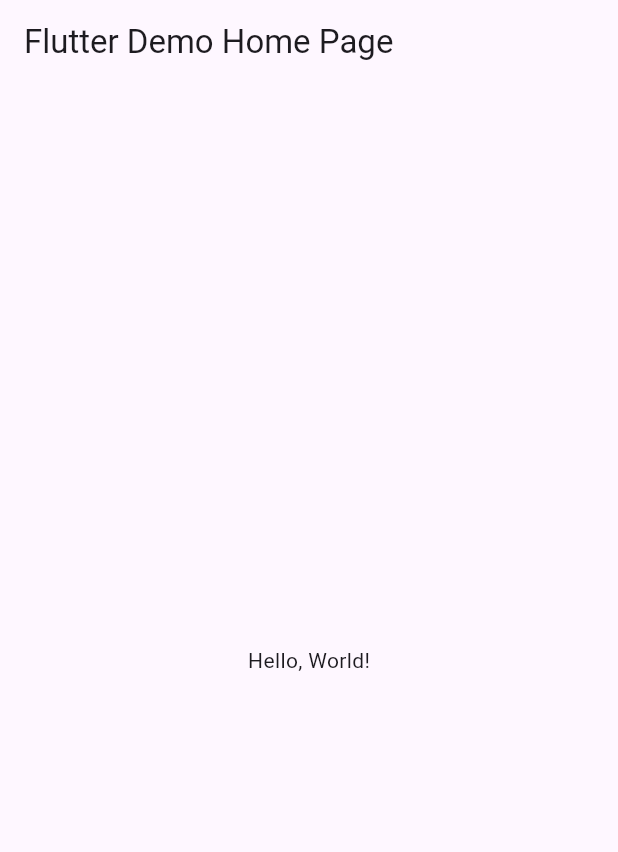
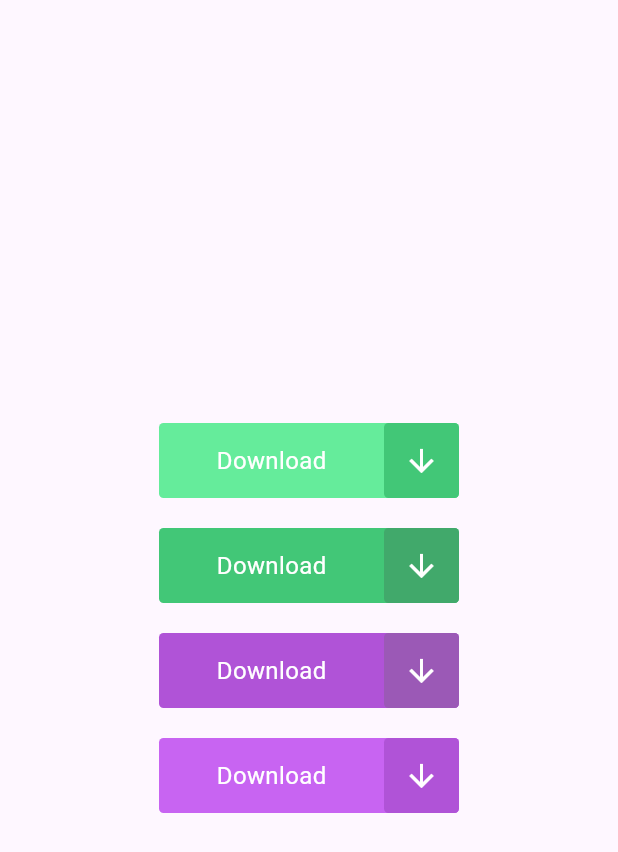
Before and after one commit to Alondra-Ramirez-Sandoval-1092/act8_android_1092, a Flutter app: the screen it shows after launch, on a phone screen of 412 x 824 dp. Shown: the top 852 px of the screen. Run offline on Flutter 3.47's test engine with Material 3 defaults, Android fonts, the phone set to English and light mode, and no system bars.

Commit message:
la actividaaad 8

```diff
--- /dev/null
+++ b/lib/ButtonAnimation.dart
@@ -0,0 +1,156 @@
+import 'package:flutter/material.dart';
+
+class ButtonAnimation extends StatefulWidget {
+  final Color primaryColor;
+  final Color darkPrimaryColor;
+
+  const ButtonAnimation(this.primaryColor, this.darkPrimaryColor, {Key? key})
+      : super(key: key);
+
+  @override
+  _ButtonAnimationState createState() => _ButtonAnimationState();
+}
+
+class _ButtonAnimationState extends State<ButtonAnimation>
+    with TickerProviderStateMixin {
+  late AnimationController _animationController;
+  late AnimationController _scaleAnimationController;
+  late AnimationController _fadeAnimationController;
+
+  late Animation<double> _animation;
+  late Animation<double> _scaleAnimation;
+  late Animation<double> _fadeAnimation;
+
+  double buttonWidth = 200.0;
+  bool animationComplete = false;
+  double barColorOpacity = .6;
+
+  @override
+  void initState() {
+    super.initState();
+
+    _animationController =
+        AnimationController(vsync: this, duration: Duration(seconds: 3));
+
+    _scaleAnimationController =
+        AnimationController(vsync: this, duration: Duration(milliseconds: 300));
+
+    _fadeAnimationController =
+        AnimationController(vsync: this, duration: Duration(milliseconds: 400));
+
+    _fadeAnimation = Tween<double>(
+      begin: 1.0,
+      end: 0.0,
+    ).animate(_fadeAnimationController);
+
+    _scaleAnimation = Tween<double>(
+      begin: 1.0,
+      end: 1.05,
+    ).animate(_scaleAnimationController)
+      ..addStatusListener((status) {
+        if (status == AnimationStatus.completed) {
+          _scaleAnimationController.reverse();
+          _fadeAnimationController.forward();
+          _animationController.forward();
+        }
+      });
+
+    _animation = Tween<double>(begin: 0.0, end: buttonWidth)
+        .animate(_animationController)
+      ..addStatusListener((status) {
+        if (status == AnimationStatus.completed) {
+          setState(() {
+            animationComplete = true;
+            barColorOpacity = .0;
+          });
+        }
+      });
+  }
+
+  @override
+  void dispose() {
+    _animationController.dispose();
+    _fadeAnimationController.dispose();
+    _scaleAnimationController.dispose();
+    super.dispose();
+  }
+
+  @override
+  Widget build(BuildContext context) {
+    return Stack(
+      children: <Widget>[
+        AnimatedBuilder(
+          animation: _scaleAnimationController,
+          builder: (context, child) => Transform.scale(
+            scale: _scaleAnimation.value,
+            child: InkWell(
+              onTap: () {
+                _scaleAnimationController.forward();
+              },
+              child: Container(
+                width: 200,
+                height: 50,
+                decoration: BoxDecoration(
+                    color: widget.primaryColor,
+                    borderRadius: BorderRadius.circular(3)),
+                child: Row(
+                  children: <Widget>[
+                    Expanded(
+                      child: Align(
+                        child: animationComplete == false
+                            ? Text(
+                                "Download",
+                                style: TextStyle(
+                                    color: Colors.white, fontSize: 16),
+                              )
+                            : Icon(
+                                Icons.check,
+                                color: Colors.white,
+                              ),
+                      ),
+                    ),
+                    AnimatedBuilder(
+                      animation: _fadeAnimationController,
+                      builder: (context, child) => AnimatedContainer(
+                        duration: Duration(milliseconds: 300),
+                        width: _fadeAnimationController.isCompleted ? 0 : 50,
+                        height: 50,
+                        decoration: BoxDecoration(
+                            color: widget.darkPrimaryColor,
+                            borderRadius: BorderRadius.circular(3)),
+                        child: AnimatedOpacity(
+                          duration: Duration(milliseconds: 500),
+                          opacity: _fadeAnimation.value,
+                          child: Icon(
+                            Icons.arrow_downward,
+                            color: Colors.white,
+                          ),
+                        ),
+                      ),
+                    )
+                  ],
+                ),
+              ),
+            ),
+          ),
+        ),
+        AnimatedBuilder(
+          animation: _animationController,
+          builder: (context, child) => Positioned(
+            left: 0,
+            top: 0,
+            width: _animation.value,
+            height: 50,
+            child: AnimatedOpacity(
+              duration: Duration(milliseconds: 200),
+              opacity: barColorOpacity,
+              child: Container(
+                decoration: BoxDecoration(color: Colors.white),
+              ),
+            ),
+          ),
+        )
+      ],
+    );
+  }
+}
--- a/lib/main.dart
+++ b/lib/main.dart
@@ -1,41 +1,31 @@
+import 'package:ramirezrutas/ButtonAnimation.dart';
 import 'package:flutter/material.dart';
 
-void main() => runApp(MyApp());
+void main() =>
+    runApp(MaterialApp(debugShowCheckedModeBanner: false, home: HomePage()));
 
-class MyApp extends StatelessWidget {
-  const MyApp({super.key});
-  // This widget is the root of your application.
-  @override
-  Widget build(BuildContext context) {
-    return MaterialApp(
-      // Application name
-      title: 'Flutter Hello World',
-      // Application theme data, you can set the colors for the application as
-      // you want
-      theme: ThemeData(
-        // useMaterial3: false,
-        primarySwatch: Colors.blue,
-      ),
-      // A widget which will be started on application startup
-      home: MyHomePage(title: 'Flutter Demo Home Page'),
-    );
-  }
-}
-
-class MyHomePage extends StatelessWidget {
-  final String title;
-  const MyHomePage({super.key, required this.title});
-
+class HomePage extends StatelessWidget {
   @override
   Widget build(BuildContext context) {
     return Scaffold(
-      appBar: AppBar(
-        // The title text which will be shown on the action bar
-        title: Text(title),
-      ),
-      body: Center(
-        child: Text(
-          'Hello, World!',
+      body: Container(
+        child: Center(
+          child: Column(
+            mainAxisAlignment: MainAxisAlignment.center,
+            children: <Widget>[
+              // Botón JINSTAR: verde menta a morado amatista
+              ButtonAnimation(Color(0xff65ec9b), Color(0xFF42C777)),
+              const SizedBox(height: 20),
+              // Solo verde menta
+              ButtonAnimation(Color(0xFF42C777), Color(0xff41a96b)),
+              const SizedBox(height: 20),
+              // Solo morado amatista
+              ButtonAnimation(Color(0xffb053d7), Color(0xFF9B59B6)),
+              const SizedBox(height: 20),
+              // Combinación invertida
+              ButtonAnimation(Color(0xffc864f2), Color(0xffb053d7)),
+            ],
+          ),
         ),
       ),
     );
```
